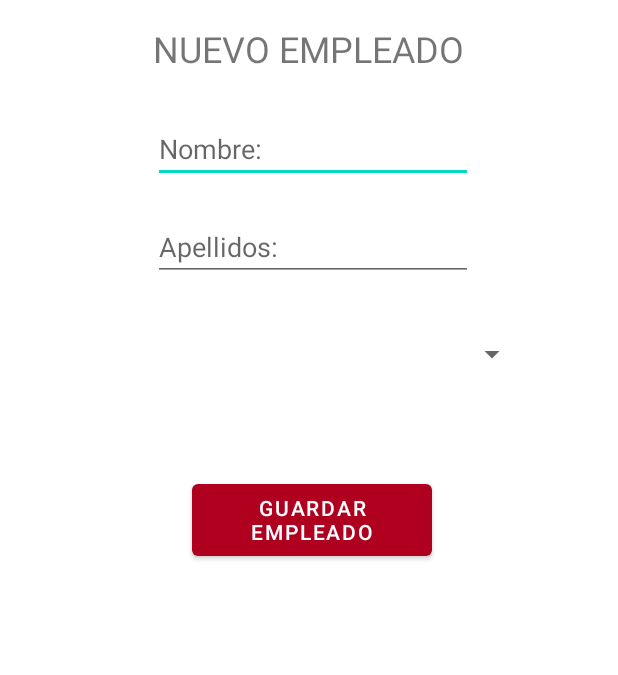
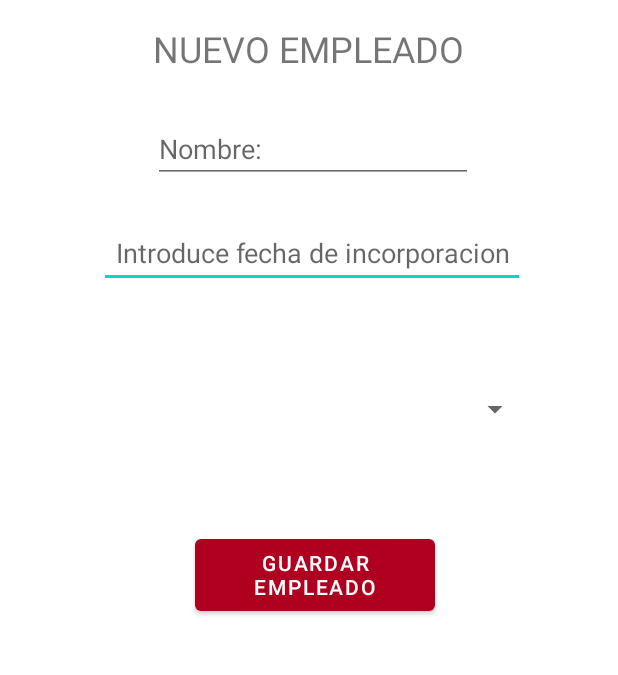
Before and after one commit to JoseCumplido82/H91, an Android app: the NuevoEmpleadoActivity screen opened directly, with no data from a screen before it, on a phone screen of 412 x 824 dp, the part 279-954 px from its top. Run offline under Robolectric (Android 15) with nearby library versions, the phone set to English and light mode, and no system bars.

```diff
--- a/app/src/main/java/com/example/h91/Clases/EmpleadoViewHolder.java
+++ b/app/src/main/java/com/example/h91/Clases/EmpleadoViewHolder.java
@@ -41,9 +41,10 @@ public class EmpleadoViewHolder extends RecyclerView.ViewHolder implements View.
         Log.i("empleado","has seleccionado: " + empleado.toString());
         lcAdapter.notifyDataSetChanged();
         Intent intent = new Intent(lcAdapter.getC(), MostrarDetalleEmpleadoActivity.class);
-        Empleado e1 = new Empleado(empleado.getIdDepartamento(), empleado.getNombre(), empleado.getApellido());
+        Empleado e1 = new Empleado(empleado.getIdDepartamento(), empleado.getNombre());
+
         //fallo aqui
-        intent.putExtra(EXTRA_OBJETO_EMPLEADO, String.valueOf(e1));
+        intent.putExtra(EXTRA_OBJETO_EMPLEADO, e1);
         lcAdapter.getC().startActivity(intent);
     }
 }
--- a/app/src/main/java/com/example/h91/controladores/EmpleadoController.java
+++ b/app/src/main/java/com/example/h91/controladores/EmpleadoController.java
@@ -10,7 +10,6 @@ import com.example.h91.tareas.TareaObtenerEmpleados;
 
 import java.util.ArrayList;
 import java.util.concurrent.ExecutionException;
-import java.util.concurrent.Executor;
 import java.util.concurrent.ExecutorService;
 import java.util.concurrent.Executors;
 import java.util.concurrent.FutureTask;
--- a/app/src/main/res/layout/activity_nuevo_empleado.xml
+++ b/app/src/main/res/layout/activity_nuevo_empleado.xml
@@ -5,6 +5,23 @@
     android:layout_width="match_parent"
     android:layout_height="match_parent"
     tools:context=".NuevoEmpleadoActivity">
+
+    <EditText
+        android:id="@+id/edt_fechaIncorporacion3"
+        android:layout_width="284dp"
+        android:layout_height="46dp"
+        android:layout_marginTop="24dp"
+        android:autofillHints=""
+        android:clickable="true"
+        android:ems="10"
+        android:focusable="true"
+        android:gravity="center"
+        android:hint="@string/introduce_fecha_de_incorporacion"
+        android:inputType="date"
+        app:layout_constraintEnd_toEndOf="@+id/edt_nuevoe_nombre"
+        app:layout_constraintHorizontal_bias="0.513"
+        app:layout_constraintStart_toStartOf="@+id/edt_nuevoe_nombre"
+        app:layout_constraintTop_toBottomOf="@+id/edt_nuevoe_nombre" />
 
     <ImageView
         android:id="@+id/img_empleado"
@@ -43,29 +60,15 @@
         app:layout_constraintTop_toBottomOf="@+id/txt_nuevo_empleado"
         android:autofillHints="" />
 
-    <EditText
-        android:id="@+id/edt_nuevoe_apellido"
-        android:layout_width="wrap_content"
-        android:layout_height="wrap_content"
-        android:layout_marginTop="20dp"
-        android:ems="10"
-        android:hint="@string/apellidos"
-        android:inputType="textPersonName"
-        app:layout_constraintEnd_toEndOf="@+id/edt_nuevoe_nombre"
-        app:layout_constraintHorizontal_bias="1.0"
-        app:layout_constraintStart_toStartOf="@+id/edt_nuevoe_nombre"
-        app:layout_constraintTop_toBottomOf="@+id/edt_nuevoe_nombre"
-        android:autofillHints="" />
-
     <Spinner
         android:id="@+id/sp_nuevoe_departamento"
         android:layout_width="288dp"
         android:layout_height="57dp"
-        android:layout_marginTop="20dp"
-        app:layout_constraintEnd_toEndOf="@+id/edt_nuevoe_apellido"
-        app:layout_constraintHorizontal_bias="0.51"
-        app:layout_constraintStart_toStartOf="@+id/edt_nuevoe_apellido"
-        app:layout_constraintTop_toBottomOf="@+id/edt_nuevoe_apellido" />
+        android:layout_marginTop="52dp"
+        app:layout_constraintEnd_toEndOf="@+id/edt_fechaIncorporacion3"
+        app:layout_constraintHorizontal_bias="0.0"
+        app:layout_constraintStart_toStartOf="@+id/edt_fechaIncorporacion3"
+        app:layout_constraintTop_toBottomOf="@+id/edt_fechaIncorporacion3" />
 
     <Button
         android:id="@+id/bt_guardare"
```
Also changed, not shown: app/src/main/java/com/example/h91/ActivityAnadirEmpleado.java (+13 -7 lines), app/src/main/java/com/example/h91/Clases/Departamento.java (+7 -5 lines), app/src/main/java/com/example/h91/Clases/Empleado.java (+12 -11 lines), app/src/main/java/com/example/h91/Clases/listaEmpleadosAdapter.java (+6 -4 lines), app/src/main/java/com/example/h91/MostrarDetalleEmpleadoActivity.java (+8 -4 lines), app/src/main/java/com/example/h91/NuevoEmpleadoActivity.java (+18 -7 lines), app/src/main/java/com/example/h91/modelos/EmpleadoDB.java (+5 -3 lines).
